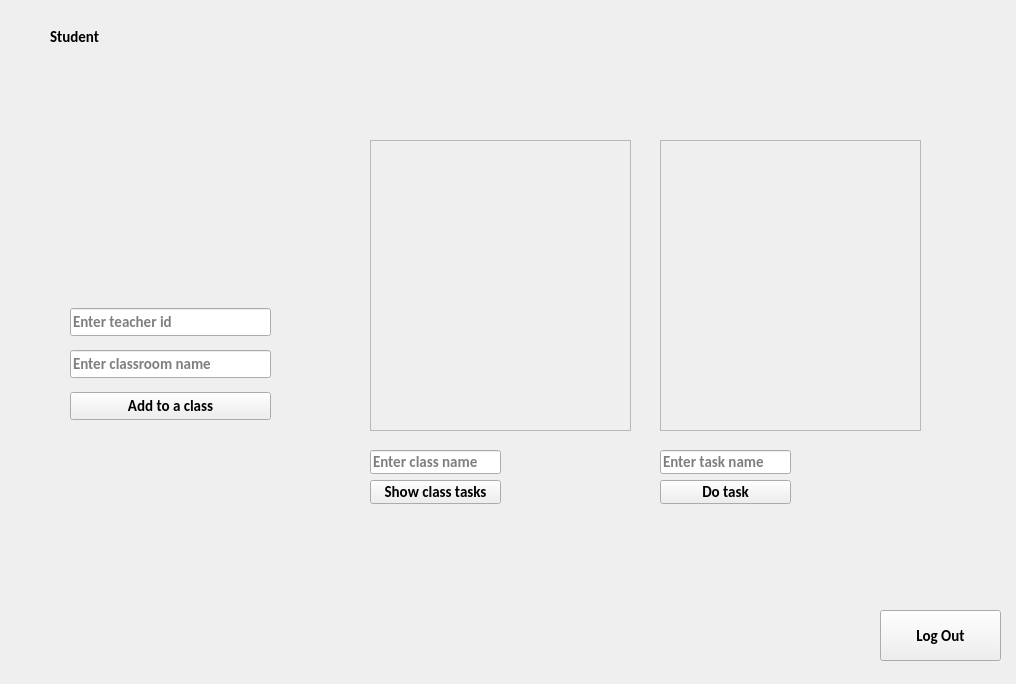
fenrirm/study_project, file studyProject/secondwindow.ui: the form before one commit.
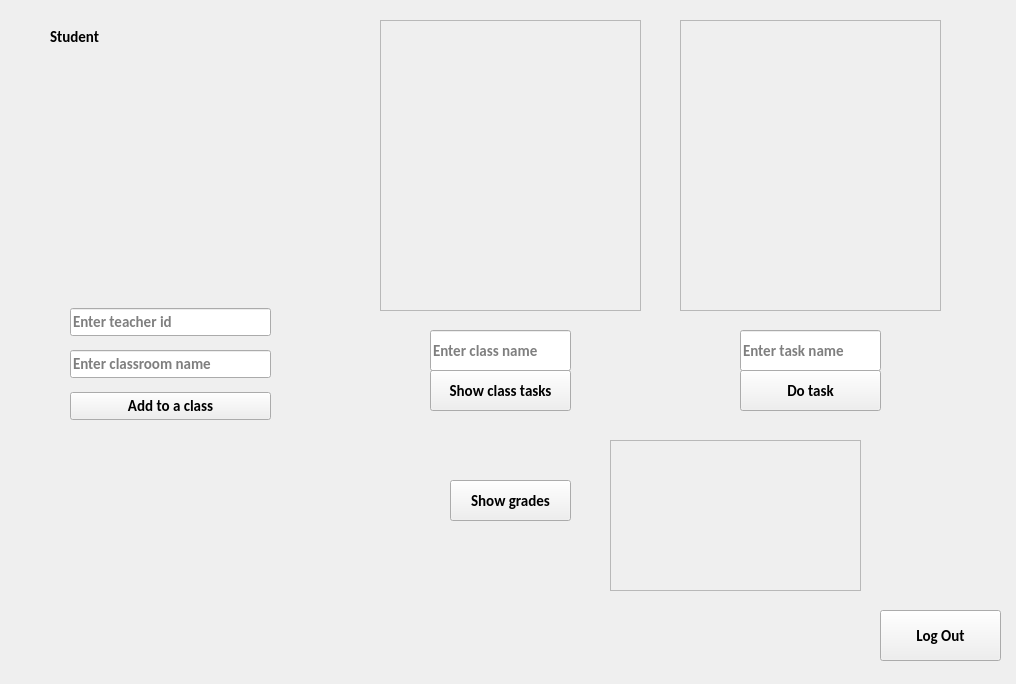
The form after the commit. Icons and pictures are not drawn.

Commit message: added fuction showGrades

Patch:
```diff
--- a/studyProject/secondwindow.ui
+++ b/studyProject/secondwindow.ui
@@ -146,8 +146,8 @@
    <widget class="QScrollArea" name="scrollArea_tasks">
     <property name="geometry">
      <rect>
-      <x>660</x>
-      <y>140</y>
+      <x>680</x>
+      <y>20</y>
       <width>261</width>
       <height>291</height>
      </rect>
@@ -182,8 +182,8 @@
    <widget class="QScrollArea" name="scrollArea_classrooms">
     <property name="geometry">
      <rect>
-      <x>370</x>
-      <y>140</y>
+      <x>380</x>
+      <y>20</y>
       <width>261</width>
       <height>291</height>
      </rect>
@@ -201,7 +201,7 @@
       </rect>
      </property>
      <layout class="QGridLayout" name="gridLayout">
-      <item row="0" column="1">
+      <item row="0" column="0">
        <widget class="QWidget" name="verticalWidget" native="true">
         <layout class="QVBoxLayout" name="ClassLayout"/>
        </widget>
@@ -212,10 +212,10 @@
    <widget class="QPushButton" name="ShowClassTasks">
     <property name="geometry">
      <rect>
-      <x>370</x>
-      <y>480</y>
-      <width>131</width>
-      <height>24</height>
+      <x>430</x>
+      <y>370</y>
+      <width>141</width>
+      <height>41</height>
      </rect>
     </property>
     <property name="text">
@@ -225,10 +225,10 @@
    <widget class="QLineEdit" name="ClassNameToShow">
     <property name="geometry">
      <rect>
-      <x>370</x>
-      <y>450</y>
-      <width>131</width>
-      <height>24</height>
+      <x>430</x>
+      <y>330</y>
+      <width>141</width>
+      <height>41</height>
      </rect>
     </property>
     <property name="placeholderText">
@@ -238,10 +238,10 @@
    <widget class="QLineEdit" name="TaskToDo">
     <property name="geometry">
      <rect>
-      <x>660</x>
-      <y>450</y>
-      <width>131</width>
-      <height>24</height>
+      <x>740</x>
+      <y>330</y>
+      <width>141</width>
+      <height>41</height>
      </rect>
     </property>
     <property name="text">
@@ -254,16 +254,59 @@
    <widget class="QPushButton" name="DoTask">
     <property name="geometry">
      <rect>
-      <x>660</x>
-      <y>480</y>
-      <width>131</width>
-      <height>24</height>
+      <x>740</x>
+      <y>370</y>
+      <width>141</width>
+      <height>41</height>
      </rect>
     </property>
     <property name="text">
      <string>Do task</string>
     </property>
    </widget>
+   <widget class="QPushButton" name="showGrades">
+    <property name="geometry">
+     <rect>
+      <x>450</x>
+      <y>480</y>
+      <width>121</width>
+      <height>41</height>
+     </rect>
+    </property>
+    <property name="text">
+     <string>Show grades</string>
+    </property>
+   </widget>
+   <widget class="QScrollArea" name="scrollArea">
+    <property name="geometry">
+     <rect>
+      <x>610</x>
+      <y>440</y>
+      <width>251</width>
+      <height>151</height>
+     </rect>
+    </property>
+    <property name="widgetResizable">
+     <bool>true</bool>
+    </property>
+    <widget class="QWidget" name="scrollAreaWidgetContents_2">
+     <property name="geometry">
+      <rect>
+       <x>0</x>
+       <y>0</y>
+       <width>249</width>
+       <height>149</height>
+      </rect>
+     </property>
+     <layout class="QGridLayout" name="gridLayout_3">
+      <item row="0" column="0">
+       <widget class="QWidget" name="verticalWidget_3" native="true">
+        <layout class="QVBoxLayout" name="gradesLayout"/>
+       </widget>
+      </item>
+     </layout>
+    </widget>
+   </widget>
   </widget>
  </widget>
  <resources/>
```
The commit also changes 18 other files.
